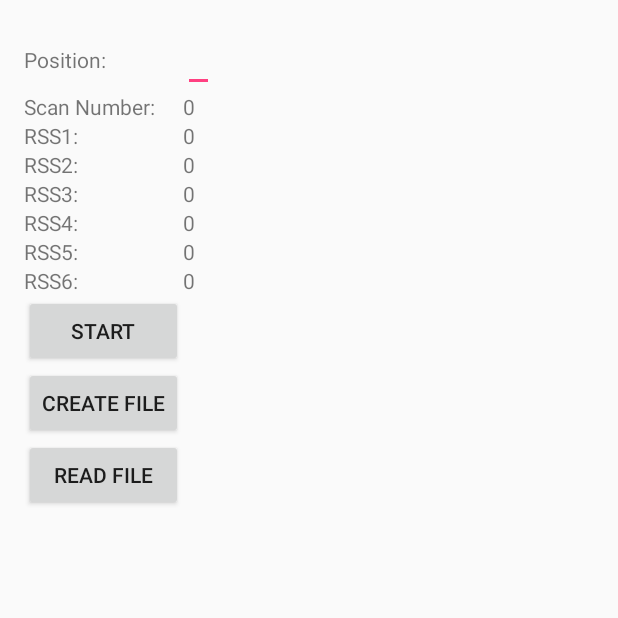
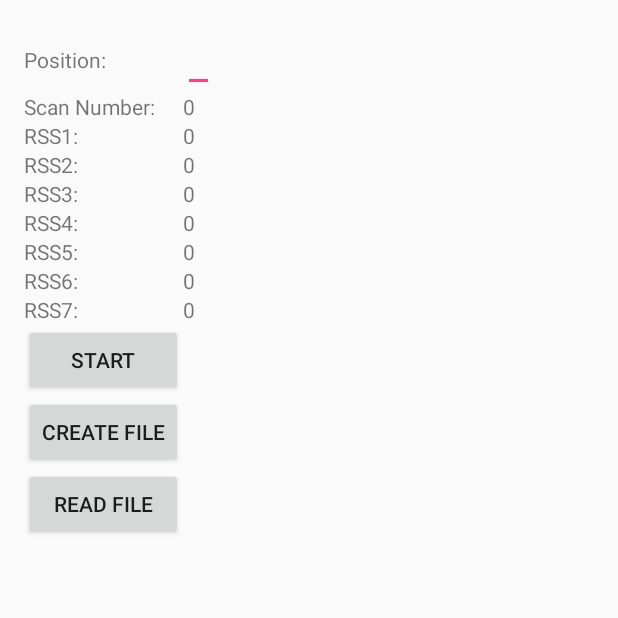
Before and after one commit to JoelNiklaus/IndoLoc, an Android app: the screen it shows after launch (RangingTraining), after a tap on "RANGING TRAINING", on a phone screen of 412 x 824 dp, the top half of it. Run offline under Robolectric (Android 15) with nearby library versions, the phone set to English and light mode, and no system bars; libraries missing offline, so code that uses them is left out: weka.classifiers, weka.classifiers.trees, weka.core, weka.core.converters, weka.filters and 1 more.

Commit message:
some extensions and simplifications

```diff
--- a/app/src/main/AndroidManifest.xml
+++ b/app/src/main/AndroidManifest.xml
@@ -4,8 +4,8 @@
 
     <uses-permission android:name="android.permission.ACCESS_WIFI_STATE" />
     <uses-permission android:name="android.permission.ACCESS_WIFI_STATE" />
-
     <uses-permission android:name="android.permission.CHANGE_WIFI_STATE" />
+    <uses-permission android:name="android.permission.WRITE_EXTERNAL_STORAGE" />
 
     <application
         android:allowBackup="true"
--- a/app/src/main/java/ch/joelniklaus/indoloc/activities/CollectDataActivity.java
+++ b/app/src/main/java/ch/joelniklaus/indoloc/activities/CollectDataActivity.java
@@ -28,7 +28,7 @@ public class CollectDataActivity extends AppCompatActivity {
     }
 
     public void addDataPoint(View v) {
-        dataPoints.add(new DataPoint(getRadioButtonText(), 1.23));
+        dataPoints.add(new DataPoint(getRadioButtonText(), null, 1.23));
 
         String output = "Data Point added:\n" +
                 "Room: " + getRadioButtonText() + "\n" +
--- a/app/src/main/java/ch/joelniklaus/indoloc/activities/MainActivity.java
+++ b/app/src/main/java/ch/joelniklaus/indoloc/activities/MainActivity.java
@@ -21,8 +21,7 @@ public class MainActivity extends AppCompatActivity {
     }
 
     public void onButtonTap(View v) {
-        Toast myToast = Toast.makeText(this, wekaService.testTrain(), Toast.LENGTH_LONG);
-        myToast.show();
+        Toast.makeText(this, wekaService.testTrain(), Toast.LENGTH_SHORT).show();
     }
 
     public void goToCollectData(View v) {
--- a/app/src/main/java/ch/joelniklaus/indoloc/services/WekaService.java
+++ b/app/src/main/java/ch/joelniklaus/indoloc/services/WekaService.java
@@ -3,6 +3,7 @@ package ch.joelniklaus.indoloc.services;
 import android.app.Service;
 import android.content.Context;
 import android.content.Intent;
+import android.os.Environment;
 import android.os.IBinder;
 
 import java.io.File;
@@ -25,7 +26,7 @@ public class WekaService extends Service {
 
     private Context context;
 
-    public WekaService () {
+    public WekaService() {
 
     }
 
@@ -135,12 +136,12 @@ public class WekaService extends Service {
         try {
             AbstractClassifier classifier = null;
             classifier = (AbstractClassifier) Class.forName(
-                    "weka.classifiers.functions.LibSVM" ).newInstance();
+                    "weka.classifiers.functions.LibSVM").newInstance();
 
-            String options = ( "-S 0 -K 0 -D 3 -G 0.0 -R 0.0 -N 0.5 -M 40.0 -C 1.0 -E 0.001 -P 0.1" );
-            String[] optionsArray = options.split( " " );
+            String options = ("-S 0 -K 0 -D 3 -G 0.0 -R 0.0 -N 0.5 -M 40.0 -C 1.0 -E 0.001 -P 0.1");
+            String[] optionsArray = options.split(" ");
 
-            classifier.setOptions( optionsArray );
+            classifier.setOptions(optionsArray);
 
 
             Instances train = loadArffFromAssets("weather.arff");
@@ -148,7 +149,7 @@ public class WekaService extends Service {
             LibSVMLoader svmLoader = new LibSVMLoader();
             svmLoader.getDataSet();
 
-            classifier.buildClassifier( train );
+            classifier.buildClassifier(train);
         } catch (Exception e) {
             e.printStackTrace();
         }
@@ -156,22 +157,64 @@ public class WekaService extends Service {
         return "fail";
     }
 
-    // save Arff to internal storage
-    public void saveArffToInternalStorage(Instances data, String filePath) throws IOException {
+    public void saveArffToExternalStorage(Instances data, String fileName) throws IOException {
+        if (isExternalStorageWritable()) {
+            String root = Environment.getExternalStoragePublicDirectory(Environment.DIRECTORY_DOCUMENTS).toString();
+            File directory = new File(root + "/locations");
+            directory.mkdirs();
+            saveArff(data, new File(directory + "/" + fileName));
+        }
+    }
+
+    public Instances loadArffFromExternalStorage(String fileName) throws Exception {
+        if (isExternalStorageReadable()) {
+            String root = Environment.getExternalStoragePublicDirectory(Environment.DIRECTORY_DOCUMENTS).toString();
+            File directory = new File(root + "/locations");
+            return loadArff(directory + "/" + fileName);
+        }
+        return null;
+    }
+
+    public void saveArffToInternalStorage(Instances data, String fileName) throws IOException {
+        saveArff(data, new File(context.getFilesDir() + "/" + fileName));
+    }
+
+
+    public Instances loadArffFromInternalStorage(String fileName) throws Exception {
+        return loadArff(context.getFilesDir() + "/" + fileName);
+    }
+
+    public Instances loadArffFromAssets(String fileName) throws Exception {
+        return new ConverterUtils.DataSource(context.getAssets().open(fileName)).getDataSet();
+    }
+
+    private void saveArff(Instances data, File file) throws IOException {
         ArffSaver saver = new ArffSaver();
         saver.setInstances(data);
-        saver.setFile(new File(context.getFilesDir() + "/" + filePath)); // save to internal storage
+        saver.setFile(file);
         saver.writeBatch();
     }
 
-    // Load Arff from internal storage
-    public Instances loadArffFromInternalStorage(String filePath) throws Exception {
-        ConverterUtils.DataSource source = new ConverterUtils.DataSource(context.getFilesDir() + "/" + filePath);
-        return source.getDataSet();
+    private Instances loadArff(String filePath) throws Exception {
+        return new ConverterUtils.DataSource(filePath).getDataSet();
     }
 
-    public Instances loadArffFromAssets(String filePath) throws Exception {
-        ConverterUtils.DataSource source = new ConverterUtils.DataSource(context.getAssets().open(filePath));
-        return source.getDataSet();
+    /* Checks if external storage is available for read and write */
+    public boolean isExternalStorageWritable() {
+        String state = Environment.getExternalStorageState();
+        if (Environment.MEDIA_MOUNTED.equals(state)) {
+            return true;
+        }
+        return false;
+    }
+
+    /* Checks if external storage is available to at least read */
+    public boolean isExternalStorageReadable() {
+        String state = Environment.getExternalStorageState();
+        if (Environment.MEDIA_MOUNTED.equals(state) ||
+                Environment.MEDIA_MOUNTED_READ_ONLY.equals(state)) {
+            return true;
+        }
+        return false;
     }
 }
--- a/app/src/main/res/layout/content_ranging_training.xml
+++ b/app/src/main/res/layout/content_ranging_training.xml
@@ -7,11 +7,16 @@
     android:paddingTop="@dimen/activity_vertical_margin"
     android:paddingBottom="@dimen/activity_vertical_margin"
     app:layout_behavior="@string/appbar_scrolling_view_behavior"
-    tools:showIn="@layout/activity_ranging_training" tools:context=".rangingTraining">
+    tools:showIn="@layout/activity_ranging_training" tools:context=".activities.RangingTraining">
 
     <TableLayout
         android:layout_width="wrap_content"
-        android:layout_height="match_parent">
+        android:layout_height="match_parent"
+        android:layout_alignParentTop="true"
+        android:layout_alignParentRight="true"
+        android:layout_alignParentEnd="true"
+        android:layout_alignParentLeft="true"
+        android:layout_alignParentStart="true">
           <TableRow>
               <TextView
                   android:layout_width="wrap_content"
@@ -151,6 +156,22 @@
                 android:layout_alignParentLeft="true"
                 android:layout_alignParentStart="true" />
         </TableRow>
+        <TableRow>
+            <TextView
+                android:layout_width="wrap_content"
+                android:layout_height="wrap_content"
+                android:text="RSS7:"
+                android:id="@+id/txtRSS7V"
+                android:layout_alignParentLeft="true"
+                android:layout_alignParentStart="true" />
+            <TextView
+                android:layout_width="wrap_content"
+                android:layout_height="wrap_content"
+                android:text="0"
+                android:id="@+id/txtRSS7"
+                android:layout_alignParentLeft="true"
+                android:layout_alignParentStart="true" />
+        </TableRow>
 
         <TableRow>
             <Button
```
Also changed, not shown: app/src/main/java/ch/joelniklaus/indoloc/activities/RangingTraining.java (+84 -126 lines), app/src/main/java/ch/joelniklaus/indoloc/models/DataPoint.java (+14 -1 lines).
